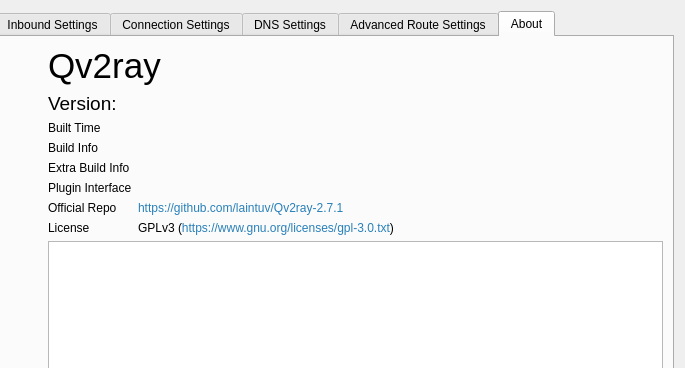
Above: src/ui/widgets/windows/w_PreferencesWindow.ui from laintuv/Qv2ray-2.7.1 before the change; both pictures show x 236 to 921 and y 0 to 368 of the 921 by 699 pixel window. Below: the same form after it.
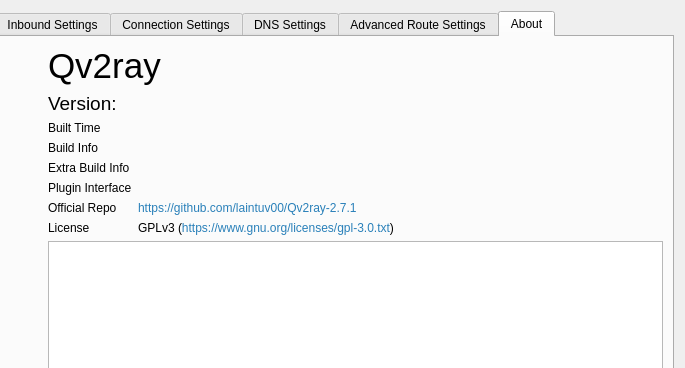
That is the form after the change. The open tabs and pages were chosen to show the change. Icons and pictures are not drawn.

Patch:
```diff
--- a/src/ui/widgets/windows/w_PreferencesWindow.ui
+++ b/src/ui/widgets/windows/w_PreferencesWindow.ui
@@ -2348,7 +2348,7 @@
               </sizepolicy>
              </property>
              <property name="text">
-              <string notr="true">&lt;html&gt;&lt;head/&gt;&lt;body&gt;&lt;p&gt;&lt;a style=&quot; text-decoration: none; color:#2980b9;&quot; href=&quot;https://github.com/laintuv/Qv2ray-2.7.1&quot;&gt;https://github.com/laintuv/Qv2ray-2.7.1&lt;/a&gt;&lt;/p&gt;&lt;/body&gt;&lt;/html&gt;</string>
+              <string notr="true">&lt;html&gt;&lt;head/&gt;&lt;body&gt;&lt;p&gt;&lt;a style=&quot; text-decoration: none; color:#2980b9;&quot; href=&quot;https://github.com/laintuv00/Qv2ray-2.7.1&quot;&gt;https://github.com/laintuv00/Qv2ray-2.7.1&lt;/a&gt;&lt;/p&gt;&lt;/body&gt;&lt;/html&gt;</string>
              </property>
              <property name="textFormat">
               <enum>Qt::RichText</enum>
```
